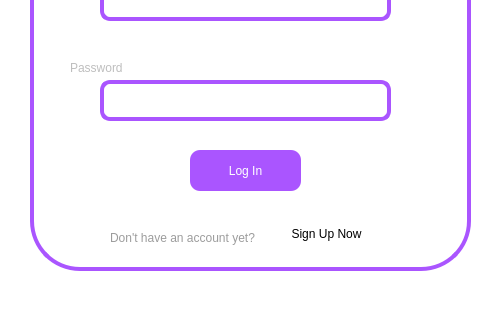
Above: thysys_login.ui from EuphoriaForever/thysys before the change; both pictures show x 160 to 640 and y 280 to 600 of the 798 by 600 pixel window. Below: the same form after it.
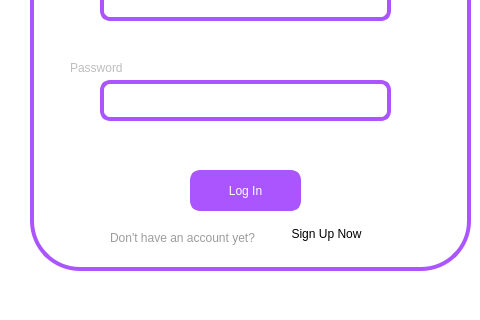
That is the form after the change. Icons and pictures are not drawn.

Commit message: catching and flagging errors for login and signup

The edit to the form file:
```diff
--- a/thysys_login.ui
+++ b/thysys_login.ui
@@ -117,34 +117,6 @@
     <string>Password</string>
    </property>
   </widget>
-  <widget class="QPushButton" name="Login">
-   <property name="geometry">
-    <rect>
-     <x>350</x>
-     <y>430</y>
-     <width>111</width>
-     <height>41</height>
-    </rect>
-   </property>
-   <property name="font">
-    <font>
-     <family>Arial</family>
-     <pointsize>9</pointsize>
-     <weight>9</weight>
-     <italic>false</italic>
-     <bold>false</bold>
-    </font>
-   </property>
-   <property name="styleSheet">
-    <string notr="true">background-color: rgb(170, 85, 255);
-color: rgb(255, 255, 255);
-font: 75 9pt &quot;Arial&quot;;
-border-radius: 10px;</string>
-   </property>
-   <property name="text">
-    <string>Log In</string>
-   </property>
-  </widget>
   <widget class="QLabel" name="label">
    <property name="geometry">
     <rect>
@@ -192,6 +164,52 @@
     <string notr="true">border: 4px solid rgb(170, 85, 255);
 border-radius: 50px;</string>
    </property>
+   <widget class="QLabel" name="error">
+    <property name="geometry">
+     <rect>
+      <x>90</x>
+      <y>190</y>
+      <width>241</width>
+      <height>31</height>
+     </rect>
+    </property>
+    <property name="styleSheet">
+     <string notr="true">border: rgb(0, 0, 0);
+color: rgb(255, 0, 0);
+text-align:center;</string>
+    </property>
+    <property name="text">
+     <string/>
+    </property>
+   </widget>
+   <widget class="QPushButton" name="Login">
+    <property name="geometry">
+     <rect>
+      <x>160</x>
+      <y>230</y>
+      <width>111</width>
+      <height>41</height>
+     </rect>
+    </property>
+    <property name="font">
+     <font>
+      <family>Arial</family>
+      <pointsize>9</pointsize>
+      <weight>9</weight>
+      <italic>false</italic>
+      <bold>false</bold>
+     </font>
+    </property>
+    <property name="styleSheet">
+     <string notr="true">background-color: rgb(170, 85, 255);
+color: rgb(255, 255, 255);
+font: 75 9pt &quot;Arial&quot;;
+border-radius: 10px;</string>
+    </property>
+    <property name="text">
+     <string>Log In</string>
+    </property>
+   </widget>
   </widget>
   <zorder>widget</zorder>
   <zorder>icon</zorder>
```
Left out of the diff: 1 changed line with no effect on the pictures. The commit also changes 3 other files.
